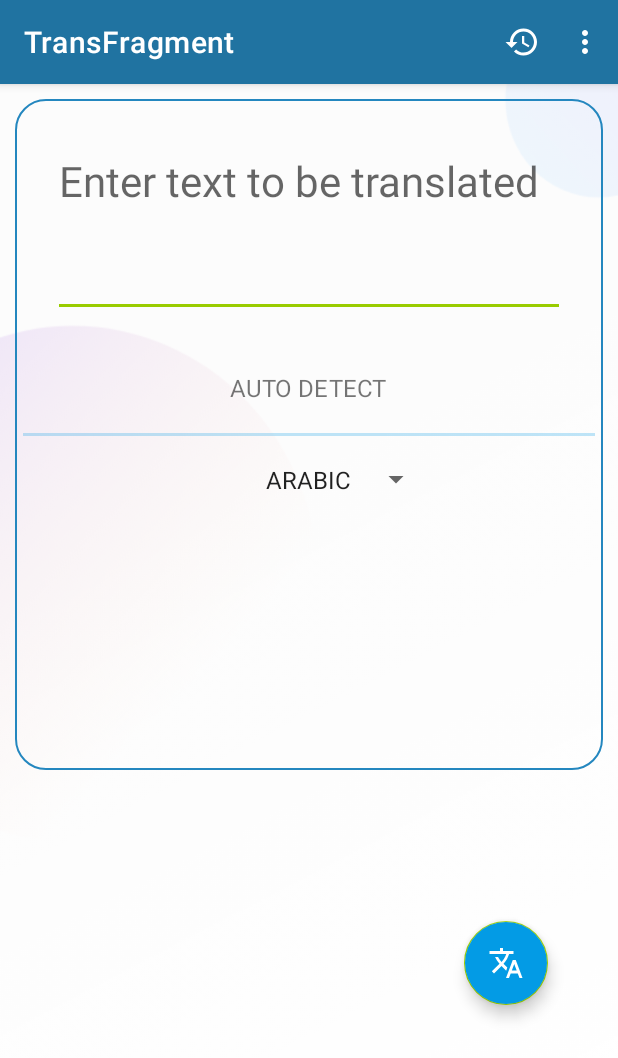
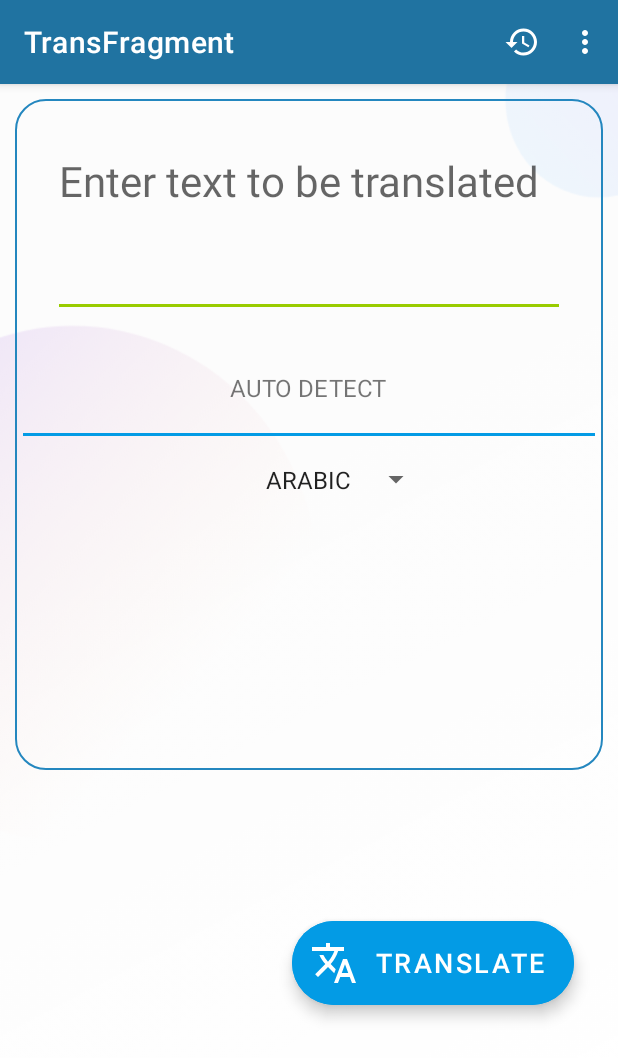
Before and after one commit to beraSayantan/TransLite, an Android app: the screen it shows after launch (MainActivity), on a phone screen of 412 x 824 dp. Shown: the top 1058 px of the screen. Run offline under Robolectric (Android 15) with nearby library versions, the phone set to English and light mode, and no system bars; our stand-ins replace data binding, navigation-ui; libraries missing offline, so code that uses them is left out: com.google.mlkit.common, com.google.mlkit.nl.

Commit message:
Extended FAB button added

```diff
--- a/app/src/main/res/layout/fragment_trans.xml
+++ b/app/src/main/res/layout/fragment_trans.xml
@@ -54,7 +54,6 @@
                     android:textSize="16sp"
                     />
 
-
                 <Spinner
                     android:id="@+id/lang_to"
                     android:layout_width="wrap_content"
@@ -76,6 +75,7 @@
                     android:textColor="@color/white"
                     android:textSize="28sp"
                     android:padding="10dp"/>
+
             </LinearLayout>
 
             <View
@@ -83,33 +83,34 @@
                 android:layout_width="match_parent"
                 android:layout_height="2dp"
                 android:layout_marginHorizontal="15dp"
-                android:alpha="0.25"
+                android:alpha="1"
                 android:background="@color/ic_bg_variant"
                 app:layout_constraintBottom_toBottomOf="@id/linearLayout2"
                 app:layout_constraintRight_toRightOf="@id/linearLayout2"
                 app:layout_constraintTop_toTopOf="@id/linearLayout2" />
 
 
-            <com.google.android.material.floatingactionbutton.FloatingActionButton
+            <com.google.android.material.floatingactionbutton.ExtendedFloatingActionButton
                 android:id="@+id/translate_button"
-                android:layout_width="56dp"
-                android:layout_height="56dp"
-                android:src="@drawable/ic_baseline_translate_24"
-                android:tint="@color/white"
+                android:layout_width="wrap_content"
+                android:layout_height="wrap_content"
+                app:icon="@drawable/ic_baseline_translate_24"
+                app:iconTint="@color/white"
+                app:iconSize="32dp"
+                android:text="@string/translate_btn_text"
+                android:textSize="18sp"
+                android:textColor="@color/white"
                 app:layout_constraintBottom_toBottomOf="parent"
                 app:layout_constraintEnd_toEndOf="parent"
                 app:layout_constraintHorizontal_bias="0.868"
                 app:layout_constraintStart_toStartOf="parent"
                 app:layout_constraintTop_toTopOf="parent"
                 app:layout_constraintVertical_bias="0.784"
-                android:contentDescription="Translate"
+                android:contentDescription="@string/translate_btn_text"
                 android:backgroundTint="@color/ic_bg_variant"
-                app:tint="@color/white"
-                app:layout_gravity ="center"
+
                 />
 <!--Only app:tint will change the color of the icon, not android:tint-->
-
-
 
         </androidx.constraintlayout.widget.ConstraintLayout>
 
--- a/app/src/main/res/values/strings.xml
+++ b/app/src/main/res/values/strings.xml
@@ -41,4 +41,5 @@
     <!-- TODO: Remove or change this placeholder text -->
     <string name="hello_blank_fragment">Hello blank fragment</string>
     <string name="about_us">Hello, we are team_мстители. We hope you liked the app. \nFor any support or feedback contact:</string>
+    <string name="translate_btn_text">Translate</string>
 </resources>
```
